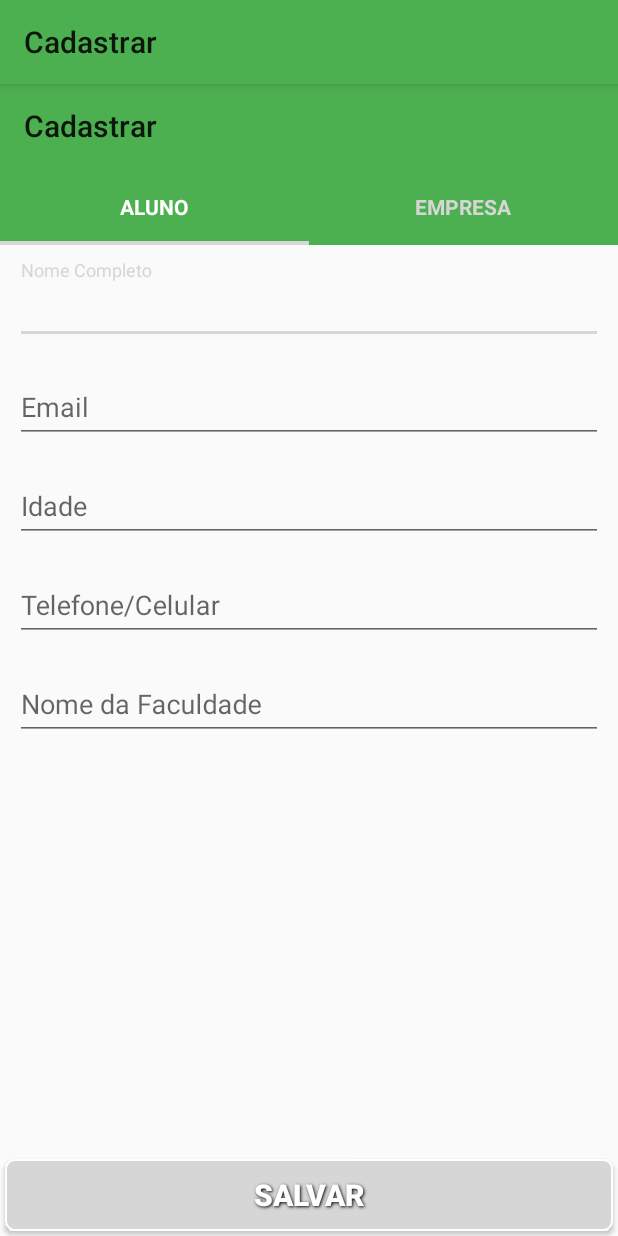
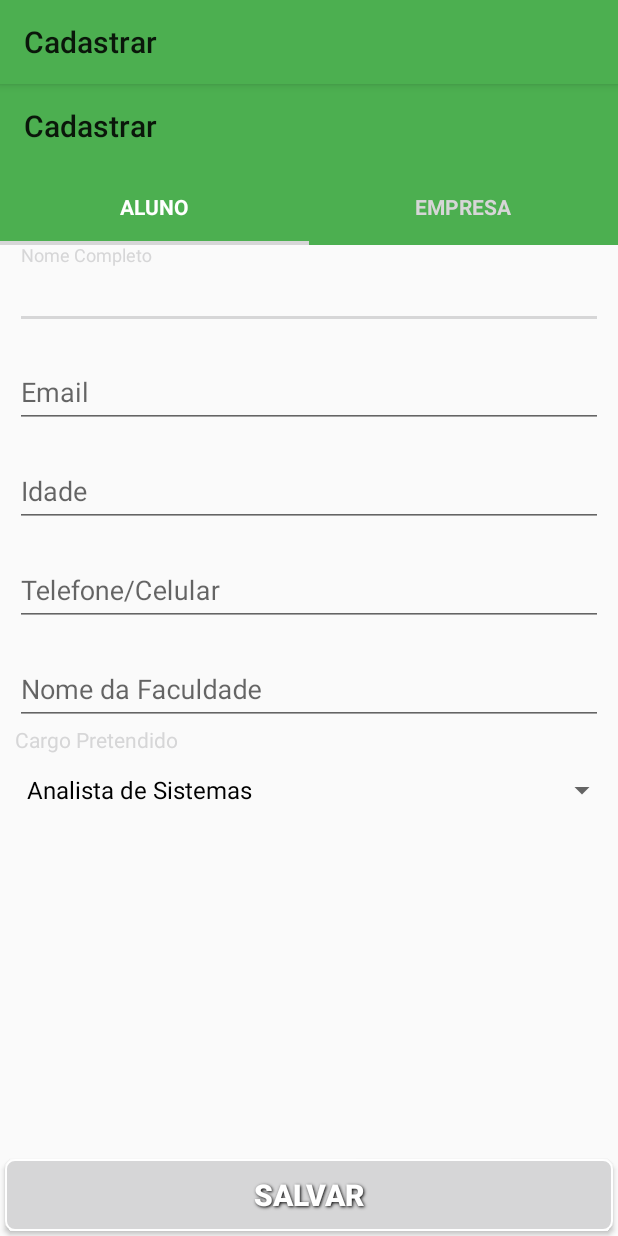
Before and after one commit to ThiagoHMarques/FindJob, an Android app: the CadAlunoFragment screen opened directly, with no data from a screen before it, on a phone screen of 412 x 824 dp. Run offline under Robolectric (Android 15) with nearby library versions, the phone set to English and light mode, and no system bars; network calls fail.

```diff
--- a/app/build.gradle
+++ b/app/build.gradle
@@ -29,4 +29,5 @@ dependencies {
     compile 'com.android.support:cardview-v7:23.0.1'
     compile 'com.android.support:recyclerview-v7:23.0.1'
     compile 'com.android.support:design:22.2.0'
+    compile 'com.mcxiaoke.volley:library:1.0.10@aar'
 }
--- a/app/src/main/AndroidManifest.xml
+++ b/app/src/main/AndroidManifest.xml
@@ -1,7 +1,7 @@
 <?xml version="1.0" encoding="utf-8"?>
 <manifest xmlns:android="http://schemas.android.com/apk/res/android"
     package="com.example.thiago.findjob" >
-
+    <uses-permission android:name="android.permission.INTERNET" />
     <application
         android:allowBackup="true"
         android:icon="@mipmap/ic_launcher"
--- a/app/src/main/java/com/example/thiago/findjob/adapters/TabsAdapter.java
+++ b/app/src/main/java/com/example/thiago/findjob/adapters/TabsAdapter.java
@@ -27,7 +27,6 @@ public class TabsAdapter extends FragmentPagerAdapter{
         Fragment frag = null;
 
         if(position == 0){
-
             frag = new CadAlunoFragment();
 
         }if(position == 1){
--- a/app/src/main/java/com/example/thiago/findjob/fragments/CadAlunoFragment.java
+++ b/app/src/main/java/com/example/thiago/findjob/fragments/CadAlunoFragment.java
@@ -1,31 +1,60 @@
 package com.example.thiago.findjob.fragments;
 
 
+import android.content.Context;
 import android.os.Bundle;
 import android.support.v4.app.Fragment;
 import android.view.LayoutInflater;
 import android.view.View;
 import android.view.ViewGroup;
+import android.widget.AdapterView;
+import android.widget.ArrayAdapter;
+import android.widget.Spinner;
+import android.widget.Toast;
 
 import com.example.thiago.findjob.R;
+import com.example.thiago.findjob.domain.Cargo;
+
+import java.util.ArrayList;
 
 /**
  * A simple {@link Fragment} subclass.
  */
 public class CadAlunoFragment extends Fragment {
 
+    private Spinner sp_cargos;
+    private String[] cargos = new String[]{"Analista de Sistemas","Analista de Suporte"};
+    private ArrayAdapter<Cargo> adp_cargos;
 
     public CadAlunoFragment() {
         // Required empty public constructor
     }
 
-
     @Override
     public View onCreateView(LayoutInflater inflater, ViewGroup container,
                              Bundle savedInstanceState) {
         // Inflate the layout for this fragment
-        return inflater.inflate(R.layout.fragment_cad_aluno, container, false);
-    }
+        View view = inflater.inflate(R.layout.fragment_cad_aluno, container, false);
 
 
+        sp_cargos = (Spinner) view.findViewById(R.id.sp_cargos);
+        ArrayAdapter<String> spinnerArrayAdapter = new ArrayAdapter<String>(this.getActivity(),
+                android.R.layout.simple_spinner_dropdown_item,
+                cargos);
+        sp_cargos.setAdapter(spinnerArrayAdapter);
+
+        sp_cargos.setOnItemSelectedListener(new AdapterView.OnItemSelectedListener() {
+            @Override
+            public void onItemSelected(AdapterView<?> adapterView, View view, int i, long l) {
+
+            }
+
+            @Override
+            public void onNothingSelected(AdapterView<?> adapterView) {
+
+            }
+        });
+
+        return view;
+    }
 }
--- a/app/src/main/res/layout/activity_cadastrar.xml
+++ b/app/src/main/res/layout/activity_cadastrar.xml
@@ -15,7 +15,6 @@
         android:id="@+id/stl_tabs"
         android:layout_width="match_parent"
         android:layout_height="wrap_content">
-
     </com.example.thiago.findjob.extras.SlidingTabLayout>
 
     <android.support.v4.view.ViewPager
--- a/app/src/main/res/layout/fragment_cad_aluno.xml
+++ b/app/src/main/res/layout/fragment_cad_aluno.xml
@@ -8,7 +8,8 @@
         android:layout_width="match_parent"
         android:layout_height="wrap_content"
         android:layout_alignParentTop="true"
-        android:orientation="vertical" >
+        android:orientation="vertical"
+        android:id="@+id/linearLayout">
 
         <android.support.design.widget.TextInputLayout
             android:id="@+id/et_nomeLayout"
@@ -17,8 +18,7 @@
             android:paddingLeft="10dp"
             android:paddingRight="10dp"
             android:layout_below="@+id/imageView"
-            android:layout_centerHorizontal="true"
-            android:layout_marginTop="10dp">
+            android:layout_centerHorizontal="true">
 
             <EditText
                 android:id="@+id/et_nome"
@@ -100,6 +100,24 @@
                 android:hint="@string/et_faculdade"/>
         </android.support.design.widget.TextInputLayout>
 
+        <TextView
+            android:layout_width="wrap_content"
+            android:layout_height="wrap_content"
+            android:text="@string/et_cargo"
+            android:paddingLeft="10dp"
+            android:paddingRight="10dp"
+            android:textColor="@color/md_black_1000"
+            android:id="@+id/et_cargo" />
+
+        <Spinner
+            android:layout_width="match_parent"
+            android:layout_height="wrap_content"
+            android:id="@+id/sp_cargos"
+            android:paddingLeft="10dp"
+            android:paddingRight="10dp"/>
+
+
+
     </LinearLayout>
 
     <Button
--- a/app/src/main/res/values/strings.xml
+++ b/app/src/main/res/values/strings.xml
@@ -19,4 +19,5 @@
     <string name="et_faculdade">Nome da Faculdade</string>
     <string name="et_segmento">Segmento</string>
     <string name="cadEmpresa_nome">Nome</string>
+    <string name="et_cargo">Cargo Pretendido</string>
 </resources>
--- a/settings.gradle
+++ b/settings.gradle
@@ -1 +1 @@
-include ':app'
+include ':app', ':volley'
```
Also changed, not shown: app/src/main/java/com/example/thiago/findjob/activitys/Login.java (+46 -2 lines), app/src/main/java/com/example/thiago/findjob/extras/CustomJsonObjectRequest.java (added, +62 -0 lines), 1 other file.
